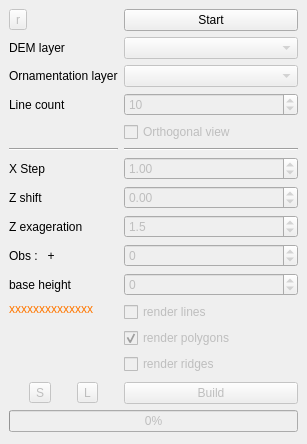
Old version of the form dem_slicer/ui/dem_slicer_dockwidget_base.ui in the repository xcaeag/Dem-Slicer-Qgis-Plugin.
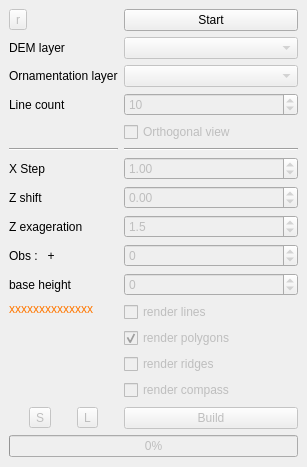
New version of the form.

Commit message: ui moved, + compass

Patch:
```diff
--- a/dem_slicer/ui/dem_slicer_dockwidget_base.ui
+++ b/dem_slicer/ui/dem_slicer_dockwidget_base.ui
@@ -7,7 +7,7 @@
     <x>0</x>
     <y>0</y>
     <width>307</width>
-    <height>444</height>
+    <height>467</height>
    </rect>
   </property>
   <property name="windowTitle">
@@ -55,6 +55,16 @@
           </property>
          </widget>
         </item>
+        <item>
+         <widget class="QCheckBox" name="renderCompass">
+          <property name="enabled">
+           <bool>false</bool>
+          </property>
+          <property name="text">
+           <string>render compass</string>
+          </property>
+         </widget>
+        </item>
         <item>
          <spacer name="verticalSpacer_2">
           <property name="orientation">
```
Left out of the diff: 3 changed lines with no effect on the pictures. The commit also changes 2 other files.
